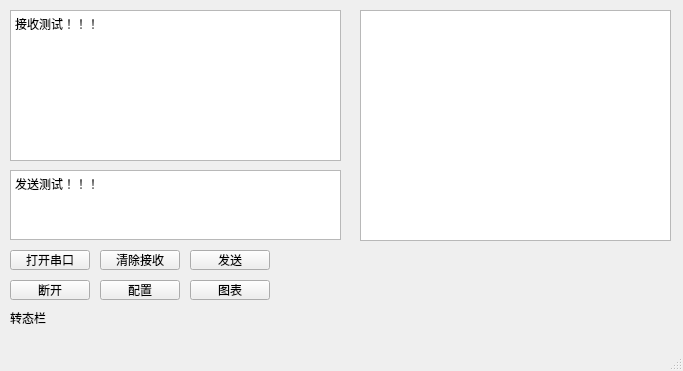
G850/QtDemo, file mainwindow.ui: the form before one commit.
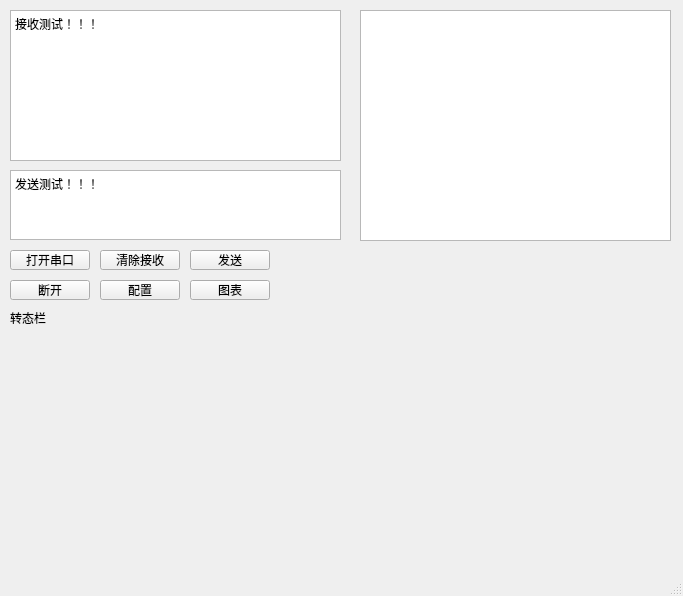
The form after the commit. Custom widgets are drawn as their Qt base class.

What changed in the file:
```diff
--- a/mainwindow.ui
+++ b/mainwindow.ui
@@ -7,7 +7,7 @@
     <x>0</x>
     <y>0</y>
     <width>683</width>
-    <height>371</height>
+    <height>596</height>
    </rect>
   </property>
   <property name="windowTitle">
@@ -148,6 +148,17 @@
      <string>图表</string>
     </property>
    </widget>
+   <widget class="QWidget" name="horizontalLayoutWidget">
+    <property name="geometry">
+     <rect>
+      <x>289</x>
+      <y>250</y>
+      <width>381</width>
+      <height>301</height>
+     </rect>
+    </property>
+    <layout class="QHBoxLayout" name="mainHorLayout"/>
+   </widget>
   </widget>
   <widget class="QMenuBar" name="menubar">
    <property name="geometry">
```
